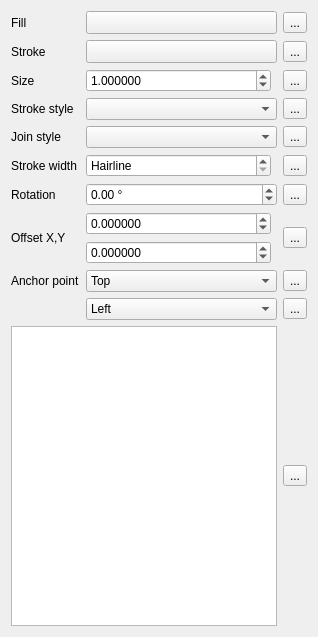
qgis/QGIS, file src/ui/symbollayer/widget_simplemarker.ui: the form before one commit.
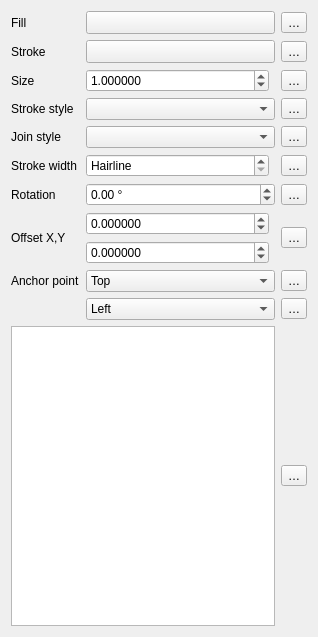
The form after the commit. Custom widgets are drawn as their Qt base class.

What changed in the file:
```diff
--- a/src/ui/symbollayer/widget_simplemarker.ui
+++ b/src/ui/symbollayer/widget_simplemarker.ui
@@ -176,14 +176,14 @@
    <item row="6" column="2">
     <widget class="QgsPropertyOverrideButton" name="mAngleDDBtn">
      <property name="text">
-      <string>...</string>
+      <string>…</string>
      </property>
     </widget>
    </item>
    <item row="2" column="2">
     <widget class="QgsPropertyOverrideButton" name="mSizeDDBtn">
      <property name="text">
-      <string>...</string>
+      <string>…</string>
      </property>
     </widget>
    </item>
@@ -377,14 +377,14 @@
    <item row="4" column="2">
     <widget class="QgsPropertyOverrideButton" name="mJoinStyleDDBtn">
      <property name="text">
-      <string>...</string>
+      <string>…</string>
      </property>
     </widget>
    </item>
    <item row="3" column="2">
     <widget class="QgsPropertyOverrideButton" name="mStrokeStyleDDBtn">
      <property name="text">
-      <string>...</string>
+      <string>…</string>
      </property>
     </widget>
    </item>
@@ -444,35 +444,35 @@
    <item row="5" column="2">
     <widget class="QgsPropertyOverrideButton" name="mStrokeWidthDDBtn">
      <property name="text">
-      <string>...</string>
+      <string>…</string>
      </property>
     </widget>
    </item>
    <item row="8" column="2">
     <widget class="QgsPropertyOverrideButton" name="mVerticalAnchorDDBtn">
      <property name="text">
-      <string>...</string>
+      <string>…</string>
      </property>
     </widget>
    </item>
    <item row="9" column="2">
     <widget class="QgsPropertyOverrideButton" name="mHorizontalAnchorDDBtn">
      <property name="text">
-      <string>...</string>
+      <string>…</string>
      </property>
     </widget>
    </item>
    <item row="10" column="2">
     <widget class="QgsPropertyOverrideButton" name="mNameDDBtn">
      <property name="text">
-      <string>...</string>
+      <string>…</string>
      </property>
     </widget>
    </item>
    <item row="7" column="2">
     <widget class="QgsPropertyOverrideButton" name="mOffsetDDBtn">
      <property name="text">
-      <string>...</string>
+      <string>…</string>
      </property>
     </widget>
    </item>
@@ -511,14 +511,14 @@
    <item row="1" column="2">
     <widget class="QgsPropertyOverrideButton" name="mStrokeColorDDBtn">
      <property name="text">
-      <string>...</string>
+      <string>…</string>
      </property>
     </widget>
    </item>
    <item row="0" column="2">
     <widget class="QgsPropertyOverrideButton" name="mFillColorDDBtn">
      <property name="text">
-      <string>...</string>
+      <string>…</string>
      </property>
     </widget>
    </item>
```
